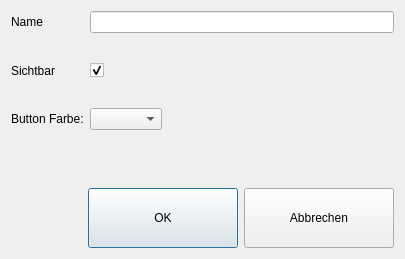
Old version of the form src/manager/groupedit.ui in the repository DatabasesWorks/QRK-Cash-Register.
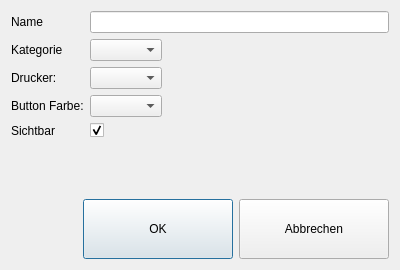
New version of the form. Icons and pictures are not drawn. Custom widgets are drawn as their Qt base class.

What changed in the file:
```diff
--- a/src/manager/groupedit.ui
+++ b/src/manager/groupedit.ui
@@ -7,8 +7,8 @@
    <rect>
     <x>0</x>
     <y>0</y>
-    <width>405</width>
-    <height>259</height>
+    <width>400</width>
+    <height>270</height>
    </rect>
   </property>
   <property name="windowTitle">
@@ -23,7 +23,7 @@
         <enum>QFormLayout::ExpandingFieldsGrow</enum>
        </property>
        <property name="verticalSpacing">
-        <number>30</number>
+        <number>6</number>
        </property>
        <item row="0" column="0">
         <widget class="QLabel" name="nameLabel">
@@ -36,27 +36,47 @@
         <widget class="QLineEdit" name="name"/>
        </item>
        <item row="1" column="0">
+        <widget class="QLabel" name="label_2">
+         <property name="text">
+          <string>Kategorie</string>
+         </property>
+        </widget>
+       </item>
+       <item row="1" column="1">
+        <widget class="QComboBox" name="categoriesComboBox"/>
+       </item>
+       <item row="4" column="0">
         <widget class="QLabel" name="visibleLabel">
          <property name="text">
           <string>Sichtbar</string>
          </property>
         </widget>
        </item>
-       <item row="1" column="1">
+       <item row="4" column="1">
         <widget class="QCheckBox" name="visibleCheckBox">
          <property name="checked">
           <bool>true</bool>
          </property>
         </widget>
        </item>
+       <item row="2" column="1">
+        <widget class="QComboBox" name="printerComboBox"/>
+       </item>
        <item row="2" column="0">
+        <widget class="QLabel" name="label_3">
+         <property name="text">
+          <string>Drucker:</string>
+         </property>
+        </widget>
+       </item>
+       <item row="3" column="0">
         <widget class="QLabel" name="label">
          <property name="text">
           <string>Button Farbe:</string>
          </property>
         </widget>
        </item>
-       <item row="2" column="1">
+       <item row="3" column="1">
         <widget class="QComboBox" name="colorComboBox"/>
        </item>
       </layout>
```
